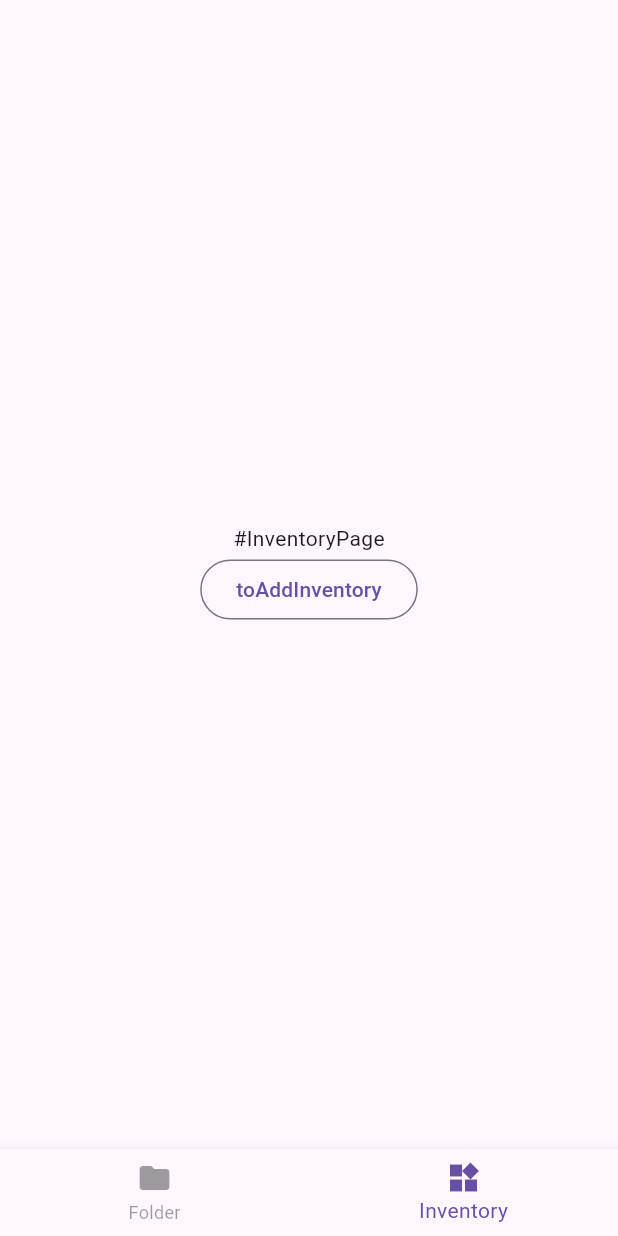
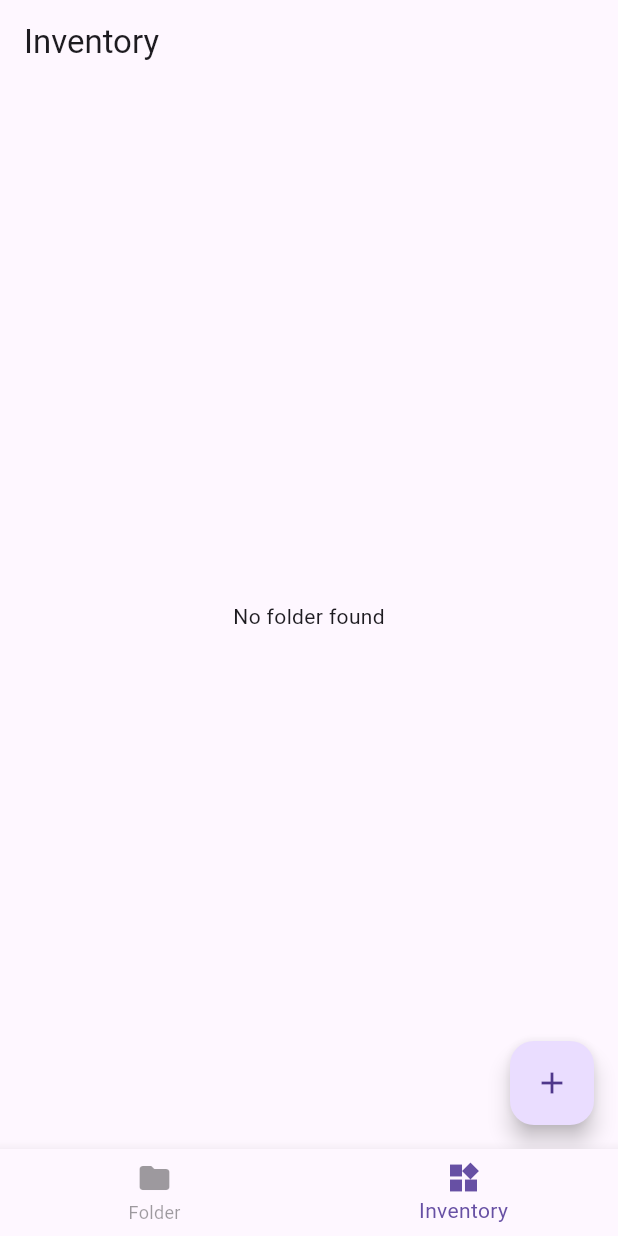
Before and after one commit to itc-s22020/Flutter-Inventory, a Flutter app: the screen it shows after launch, item 2 of the bottom bar chosen, on a phone screen of 412 x 824 dp. Run offline on Flutter 3.47's test engine with Material 3 defaults, Android fonts, the phone set to English and light mode, and no system bars; our stand-ins replace get, sembast, sembast_web, shared_preferences.

Commit message:
Inventoryへの遷移

```diff
--- a/lib/main.dart
+++ b/lib/main.dart
@@ -9,7 +9,7 @@ void main() async {
 
   runApp(const GetMaterialApp(
     title: "Inventory",
-    home: HomePage(),
+    home: HomePage(initialIndex: 0),
     initialRoute: "/",
   ));
 }
--- a/lib/page/folder.dart
+++ b/lib/page/folder.dart
@@ -1,4 +1,6 @@
 import 'package:flutter/material.dart';
+import 'package:inventory/getx/navigation.dart';
+import 'package:shared_preferences/shared_preferences.dart';
 import '../sembast/inventory_service.dart';
 
 class FolderPage extends StatelessWidget {
@@ -94,7 +96,7 @@ class FolderPage extends StatelessWidget {
       if (categoryNames.contains(category)) {
         if (!context.mounted) return;
         ScaffoldMessenger.of(context).showSnackBar(
-          SnackBar(content: Text('フォルダ名 "$category" が重複 (エラー)')),
+          SnackBar(content: Text('フォルダ "$category" が重複 (エラー)')),
         );
         Navigator.of(context).pop();
         return;
@@ -110,9 +112,14 @@ class FolderPage extends StatelessWidget {
       Navigator.of(context).pop();
     } catch (e) {
       ScaffoldMessenger.of(context).showSnackBar(
-        SnackBar(content: Text('Error creating folder: $e (エラー)')),
+        SnackBar(content: Text('Error creating folder: $e')),
       );
     }
+  }
+
+  Future<void> _saveLastUsedFolder(String folderName) async {
+    final prefs = await SharedPreferences.getInstance();
+    await prefs.setString('last_used_folder', folderName);
   }
 
   @override
@@ -142,7 +149,8 @@ class FolderPage extends StatelessWidget {
                       leading: Icon(_icons[category['iconIndex'] as int]),
                       title: Text(category['name'] as String),
                       onTap: () {
-                        // TODO: あとで
+                        toInventory();
+                        _saveLastUsedFolder(category['name'] as String);
                       },
                     );
                   },
@@ -154,6 +162,7 @@ class FolderPage extends StatelessWidget {
       ),
       floatingActionButton: FloatingActionButton(
         onPressed: () => _showAddCategoryDialog(context),
+        heroTag: 'folder',
         child: const Icon(Icons.create_new_folder),
       ),
     );
--- a/lib/page/home.dart
+++ b/lib/page/home.dart
@@ -1,21 +1,29 @@
 import 'package:flutter/material.dart';
 import 'package:inventory/page/inventory.dart';
-import 'folder.dart';
+import 'package:inventory/page/folder.dart';
 
 class HomePage extends StatefulWidget {
-  const HomePage({super.key});
+  final int initialIndex;
+
+  const HomePage({super.key, required this.initialIndex});
 
   @override
   State<HomePage> createState() => _HomePageState();
 }
 
 class _HomePageState extends State<HomePage> {
-  int _selectedIndex = 0;
+  late int _selectedIndex;
 
   final List<Widget> _pages = [
     FolderPage(),
     const InventoryPage(),
   ];
+
+  @override
+  void initState() {
+    super.initState();
+    _selectedIndex = widget.initialIndex;
+  }
 
   void _onItemTapped(int index) {
     setState(() {
--- a/lib/page/inventory.dart
+++ b/lib/page/inventory.dart
@@ -1,24 +1,49 @@
 import 'package:flutter/material.dart';
-import 'package:inventory/getx/navigation.dart';
+import 'package:shared_preferences/shared_preferences.dart';
 
 class InventoryPage extends StatelessWidget {
   const InventoryPage({super.key});
 
+  Future<String?> _getLastUsedFolder() async {
+    final prefs = await SharedPreferences.getInstance();
+    return prefs.getString('last_used_folder');
+  }
+
   @override
   Widget build(BuildContext context) {
-    return const Scaffold(
-        body: Center(
-            child: Column(
+    return Scaffold(
+      appBar: AppBar(
+        title: const Text('Inventory'),
+      ),
+      body: FutureBuilder<String?>(
+        future: _getLastUsedFolder(),
+        builder: (context, snapshot) {
+          if (snapshot.connectionState == ConnectionState.waiting) {
+            return const Center(child: CircularProgressIndicator());
+          } else if (snapshot.hasError) {
+            return Center(child: Text('Error: ${snapshot.error}'));
+          } else if (!snapshot.hasData || snapshot.data!.isEmpty) {
+            return const Center(child: Text('No folder found'));
+          } else {
+            final folderName = snapshot.data!;
+            return Center(
+              child: Column(
                 mainAxisAlignment: MainAxisAlignment.center,
                 children: [
-                  Text("#InventoryPage"),
-                  OutlinedButton(
-                      onPressed: toAddInventory,
-                      child: Text("toAddInventory")
-                  )
-                ]
-            )
-        ),
+                  Text("Inventory of $folderName"),
+                ],
+              ),
+            );
+          }
+        },
+      ),
+      floatingActionButton: FloatingActionButton(
+        onPressed: () {
+          //TODO:あとで
+        },
+        heroTag: 'inventory',
+        child: const Icon(Icons.add),
+      ),
     );
   }
 }
--- a/pubspec.yaml
+++ b/pubspec.yaml
@@ -38,6 +38,7 @@ dependencies:
   sembast: ^3.7.2
   sembast_web: ^2.4.0+2
   path_provider: ^2.1.4
+  shared_preferences: ^2.3.1
 
 dev_dependencies:
   flutter_test:
```
Also changed, not shown: lib/getx/navigation.dart (+3 -5 lines), pubspec.lock.
